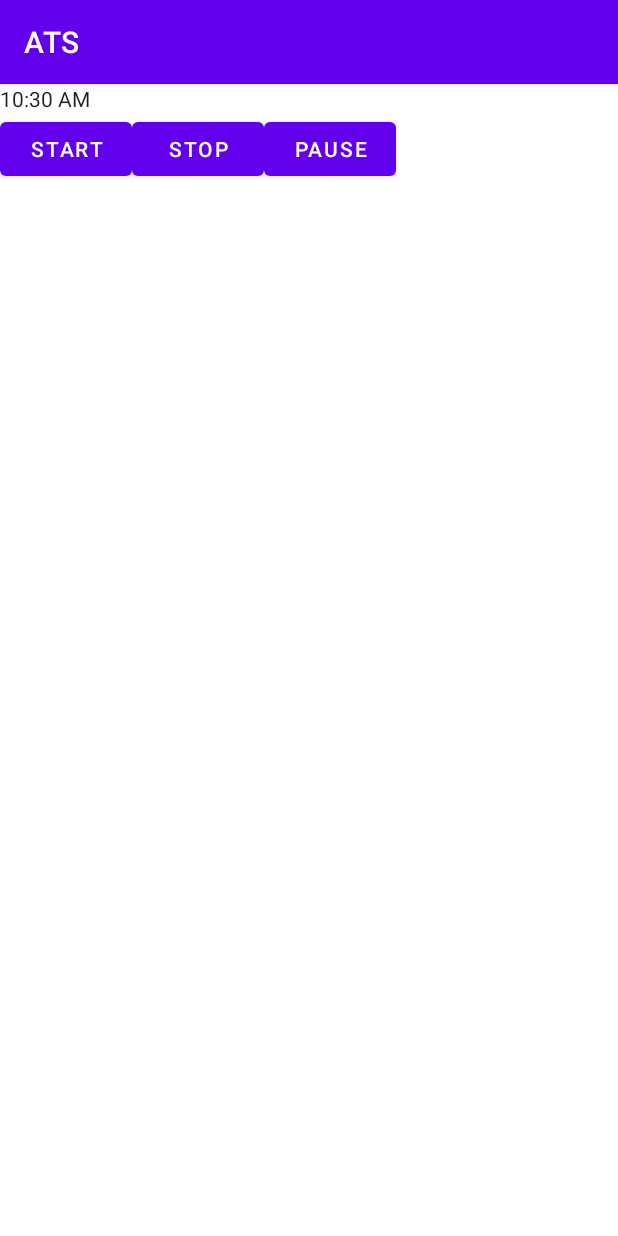
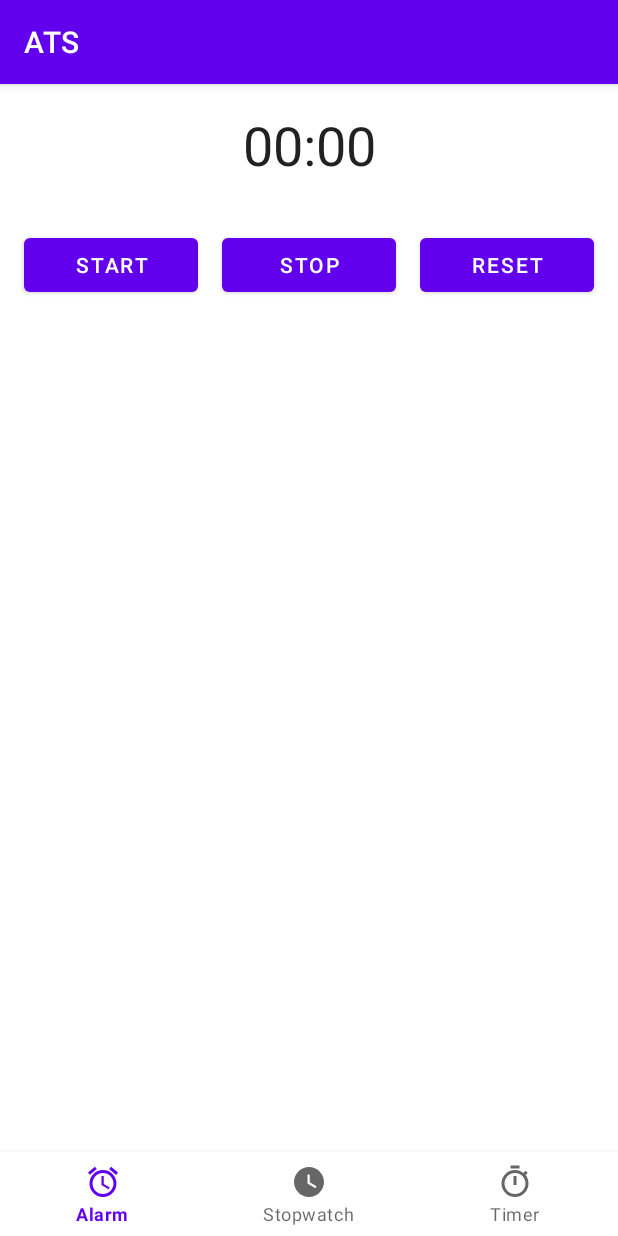
Before and after one commit to E1ko0o/ATS, an Android app: the screen it shows after launch (MainActivity), on a phone screen of 412 x 824 dp. Run offline under Robolectric (Android 15) with nearby library versions, the phone set to English and light mode, and no system bars.

Commit message:
Big update: bottom nav, stopwatch, binding in activity

```diff
--- a/app/src/main/AndroidManifest.xml
+++ b/app/src/main/AndroidManifest.xml
@@ -1,7 +1,7 @@
 <?xml version="1.0" encoding="utf-8"?>
 <manifest xmlns:android="http://schemas.android.com/apk/res/android"
     xmlns:tools="http://schemas.android.com/tools"
-    package="com.e1ko0o.android.ats">
+    package="com.e1ko0o.android.ats" >
 
     <application
         android:allowBackup="true"
@@ -12,10 +12,10 @@
         android:roundIcon="@mipmap/ic_launcher_round"
         android:supportsRtl="true"
         android:theme="@style/Theme.ATS"
-        tools:targetApi="31">
+        tools:targetApi="31" >
         <activity
             android:name=".MainActivity"
-            android:exported="true">
+            android:exported="true" >
             <intent-filter>
                 <action android:name="android.intent.action.MAIN" />
 
--- a/app/src/main/java/com/e1ko0o/android/ats/MainActivity.kt
+++ b/app/src/main/java/com/e1ko0o/android/ats/MainActivity.kt
@@ -2,23 +2,40 @@ package com.e1ko0o.android.ats
 
 import androidx.appcompat.app.AppCompatActivity
 import android.os.Bundle
+import androidx.fragment.app.Fragment
+import com.e1ko0o.android.ats.databinding.ActivityMainBinding
 import com.e1ko0o.android.ats.fragments.AlarmFragment
 import com.e1ko0o.android.ats.fragments.StopwatchFragment
 import com.e1ko0o.android.ats.fragments.TimerFragment
 
 class MainActivity : AppCompatActivity() {
+    private lateinit var binding: ActivityMainBinding
+    private lateinit var currentFragment: Fragment
+
     override fun onCreate(savedInstanceState: Bundle?) {
         super.onCreate(savedInstanceState)
-        setContentView(R.layout.activity_main)
+        binding = ActivityMainBinding.inflate(layoutInflater)
+        setContentView(binding.root)
 
-        val currentFragment = supportFragmentManager.findFragmentById(R.id.fragment_container)
-        if (currentFragment == null) {
-            val fragment = StopwatchFragment.newInstance()
-//            val fragment = TimerFragment.newInstance()
-//            val fragment = AlarmFragment.newInstance()
-            supportFragmentManager.beginTransaction()
-                .add(R.id.fragment_container, fragment)
-                .commit()
+        currentFragment = StopwatchFragment.newInstance() // @todo alarm
+        changeFragment()
+
+        binding.bottomNavView.setOnItemSelectedListener {
+            when(it.itemId) {
+                R.id.imAlarm -> currentFragment = AlarmFragment.newInstance()
+                R.id.imTimer -> currentFragment = TimerFragment.newInstance()
+                R.id.imStopwatch -> currentFragment = StopwatchFragment.newInstance()
+            }
+            changeFragment()
+            true
         }
     }
+
+    private fun changeFragment() {
+        supportFragmentManager.beginTransaction()
+            .replace(R.id.fragment_container, currentFragment)
+            .addToBackStack(null)
+            .commit()
+    }
+
 }
--- a/app/src/main/java/com/e1ko0o/android/ats/fragments/StopwatchFragment.kt
+++ b/app/src/main/java/com/e1ko0o/android/ats/fragments/StopwatchFragment.kt
@@ -20,15 +20,10 @@ class StopwatchFragment : Fragment(R.layout.fragment_stopwatch) {
         binding = FragmentStopwatchBinding.bind(view)
         viewModel = ViewModelProvider(this)[StopwatchViewModel::class.java]
 
-        binding.btnStart.setOnClickListener { viewModel.start() }
-        binding.btnStop.setOnClickListener { viewModel.stop() }
-        binding.btnPause.setOnClickListener { viewModel.pause() }
-
-        viewModel.liveData.observe(viewLifecycleOwner) {
-            binding.textClock.text = it
-        }
+        binding.btnStart.setOnClickListener { viewModel.start(binding.chronometer) }
+        binding.btnPause.setOnClickListener { viewModel.pause(binding.chronometer) }
+        binding.btnReset.setOnClickListener { viewModel.reset(binding.chronometer) }
     }
-
 
     override fun onCreateView(
         inflater: LayoutInflater,
@@ -38,7 +33,6 @@ class StopwatchFragment : Fragment(R.layout.fragment_stopwatch) {
         return inflater.inflate(R.layout.fragment_stopwatch, container, false)
     }
 
-
     companion object {
         fun newInstance(): StopwatchFragment {
             return StopwatchFragment()
--- a/app/src/main/java/com/e1ko0o/android/ats/viewModels/StopwatchViewModel.kt
+++ b/app/src/main/java/com/e1ko0o/android/ats/viewModels/StopwatchViewModel.kt
@@ -1,35 +1,28 @@
 package com.e1ko0o.android.ats.viewModels
 
-import android.util.Log
-import androidx.lifecycle.MutableLiveData
-import androidx.lifecycle.ViewModel
-import java.text.DateFormat
-import java.util.*
+import android.app.Application
+import android.os.SystemClock
+import android.widget.Chronometer
+import androidx.lifecycle.AndroidViewModel
 
-const val TAG = "e1ko0o.log"
+class StopwatchViewModel(application: Application) : AndroidViewModel(application) {
+    private var startTime: Long = 0
+    private var pauseTime: Long = 0
 
-class StopwatchViewModel : ViewModel() {
-    val liveData = MutableLiveData<String>() // @todo maybe you should use Date or Time or Timestamp
-    private var startTime: Date = Date()
-    private var endTime: Date = Date()
-    private var pauseTime: Date = Date()
-
-    fun start() {
-        val hms = DateFormat.getTimeInstance()
-        val date = DateFormat.getDateInstance()
-        val fullDateTime = Calendar.getInstance().time
-        val millis = Calendar.getInstance().timeInMillis
-        Log.d("$TAG hms", hms.format(Date()))
-        Log.d("$TAG date", date.format(Date()))
-        Log.d("$TAG fullDateTime", fullDateTime.toString())
-        Log.d("$TAG millis", millis.toString())
+    fun start(chronometer: Chronometer) {
+        startTime = SystemClock.elapsedRealtime()
+        chronometer.base = SystemClock.elapsedRealtime() + pauseTime
+        chronometer.start()
     }
 
-    fun stop() {
 
+    fun pause(chronometer: Chronometer) {
+        pauseTime = chronometer.base - SystemClock.elapsedRealtime()
+        chronometer.stop()
     }
 
-    fun pause() {
-
+    fun reset(chronometer: Chronometer) {
+        chronometer.base = SystemClock.elapsedRealtime()
+        chronometer.stop()
     }
 }
--- /dev/null
+++ b/app/src/main/res/drawable/ic_alarm.xml
@@ -0,0 +1,5 @@
+<vector android:height="24dp" android:tint="#000000"
+    android:viewportHeight="24" android:viewportWidth="24"
+    android:width="24dp" xmlns:android="http://schemas.android.com/apk/res/android">
+    <path android:fillColor="@android:color/white" android:pathData="M22,5.72l-4.6,-3.86 -1.29,1.53 4.6,3.86L22,5.72zM7.88,3.39L6.6,1.86 2,5.71l1.29,1.53 4.59,-3.85zM12.5,8L11,8v6l4.75,2.85 0.75,-1.23 -4,-2.37L12.5,8zM12,4c-4.97,0 -9,4.03 -9,9s4.02,9 9,9c4.97,0 9,-4.03 9,-9s-4.03,-9 -9,-9zM12,20c-3.87,0 -7,-3.13 -7,-7s3.13,-7 7,-7 7,3.13 7,7 -3.13,7 -7,7z"/>
+</vector>
--- /dev/null
+++ b/app/src/main/res/drawable/ic_stopwatch.xml
@@ -0,0 +1,5 @@
+<vector android:height="24dp" android:tint="#000000"
+    android:viewportHeight="24" android:viewportWidth="24"
+    android:width="24dp" xmlns:android="http://schemas.android.com/apk/res/android">
+    <path android:fillColor="@android:color/white" android:pathData="M12,2C6.5,2 2,6.5 2,12s4.5,10 10,10s10,-4.5 10,-10S17.5,2 12,2zM16.2,16.2L11,13V7h1.5v5.2l4.5,2.7L16.2,16.2z"/>
+</vector>
--- /dev/null
+++ b/app/src/main/res/drawable/ic_timer.xml
@@ -0,0 +1,5 @@
+<vector android:height="24dp" android:tint="#000000"
+    android:viewportHeight="24" android:viewportWidth="24"
+    android:width="24dp" xmlns:android="http://schemas.android.com/apk/res/android">
+    <path android:fillColor="@android:color/white" android:pathData="M15,1L9,1v2h6L15,1zM11,14h2L13,8h-2v6zM19.03,7.39l1.42,-1.42c-0.43,-0.51 -0.9,-0.99 -1.41,-1.41l-1.42,1.42C16.07,4.74 14.12,4 12,4c-4.97,0 -9,4.03 -9,9s4.02,9 9,9 9,-4.03 9,-9c0,-2.12 -0.74,-4.07 -1.97,-5.61zM12,20c-3.87,0 -7,-3.13 -7,-7s3.13,-7 7,-7 7,3.13 7,7 -3.13,7 -7,7z"/>
+</vector>
--- a/app/src/main/res/layout/activity_main.xml
+++ b/app/src/main/res/layout/activity_main.xml
@@ -1,5 +1,24 @@
 <?xml version="1.0" encoding="utf-8"?>
-<FrameLayout xmlns:android="http://schemas.android.com/apk/res/android"
-    android:id="@+id/fragment_container"
+<androidx.constraintlayout.widget.ConstraintLayout xmlns:android="http://schemas.android.com/apk/res/android"
+    xmlns:app="http://schemas.android.com/apk/res-auto"
     android:layout_width="match_parent"
-    android:layout_height="match_parent"/>
+    android:layout_height="match_parent">
+
+    <FrameLayout
+        android:id="@+id/fragment_container"
+        android:layout_width="match_parent"
+        android:layout_height="0dp"
+        app:layout_constraintBottom_toTopOf="@+id/bottomNavView"
+        app:layout_constraintStart_toStartOf="parent"
+        app:layout_constraintTop_toTopOf="parent" />
+
+    <com.google.android.material.bottomnavigation.BottomNavigationView
+        android:id="@+id/bottomNavView"
+        android:layout_width="match_parent"
+        android:layout_height="wrap_content"
+        app:layout_constraintBottom_toBottomOf="parent"
+        app:layout_constraintEnd_toEndOf="parent"
+        app:layout_constraintStart_toStartOf="parent"
+        app:menu="@menu/bottom_nav_menu" />
+
+</androidx.constraintlayout.widget.ConstraintLayout>
--- a/app/src/main/res/layout/fragment_stopwatch.xml
+++ b/app/src/main/res/layout/fragment_stopwatch.xml
@@ -4,10 +4,14 @@
     android:layout_height="match_parent"
     android:orientation="vertical">
 
-    <TextClock
-        android:id="@+id/textClock"
-        android:layout_width="wrap_content"
-        android:layout_height="wrap_content" />
+    <Chronometer
+        android:id="@+id/chronometer"
+        android:layout_width="match_parent"
+        android:layout_height="wrap_content"
+        android:layout_margin="16dp"
+        android:textAlignment="center"
+        android:textSize="36sp"
+        />
 
     <LinearLayout
         android:layout_width="match_parent"
@@ -16,20 +20,35 @@
 
         <Button
             android:id="@+id/btnStart"
-            android:layout_width="wrap_content"
+            android:layout_width="0dp"
             android:layout_height="wrap_content"
-            android:text="@string/start"/>
+            android:layout_marginStart="16dp"
+            android:layout_marginTop="16dp"
+            android:layout_marginEnd="8dp"
+            android:layout_marginBottom="16dp"
+            android:layout_weight="1"
+            android:text="@string/start" />
 
         <Button
-            android:id="@+id/btnStop"
-            android:layout_width="wrap_content"
+            android:id="@+id/btn_pause"
+            android:layout_width="0dp"
             android:layout_height="wrap_content"
-            android:text="@string/stop"/>
+            android:layout_marginStart="8dp"
+            android:layout_marginTop="16dp"
+            android:layout_marginEnd="8dp"
+            android:layout_marginBottom="16dp"
+            android:layout_weight="1"
+            android:text="@string/stop" />
 
         <Button
-            android:id="@+id/btnPause"
-            android:layout_width="wrap_content"
+            android:id="@+id/btnReset"
+            android:layout_width="0dp"
             android:layout_height="wrap_content"
-            android:text="@string/pause"/>
+            android:layout_marginStart="8dp"
+            android:layout_marginTop="16dp"
+            android:layout_marginEnd="16dp"
+            android:layout_marginBottom="16dp"
+            android:layout_weight="1"
+            android:text="@string/reset" />
     </LinearLayout>
 </LinearLayout>
--- /dev/null
+++ b/app/src/main/res/menu/bottom_nav_menu.xml
@@ -0,0 +1,17 @@
+<?xml version="1.0" encoding="utf-8"?>
+<menu xmlns:android="http://schemas.android.com/apk/res/android">
+
+    <item
+        android:id="@+id/imAlarm"
+        android:icon="@drawable/ic_alarm"
+        android:title="@string/alarm" />
+    <item
+        android:id="@+id/imStopwatch"
+        android:icon="@drawable/ic_stopwatch"
+        android:title="@string/stopwatch" />
+    <item
+        android:id="@+id/imTimer"
+        android:icon="@drawable/ic_timer"
+        android:title="@string/timer" />
+
+</menu>
--- a/app/src/main/res/values/strings.xml
+++ b/app/src/main/res/values/strings.xml
@@ -3,4 +3,13 @@
     <string name="start">Start</string>
     <string name="stop">Stop</string>
     <string name="pause">Pause</string>
+    <string name="reset">Reset</string>
+    <string name="start_time">00:00:00</string>
+    <string name="title_activity_main2">MainActivity2</string>
+    <string name="title_home">Home</string>
+    <string name="title_dashboard">Dashboard</string>
+    <string name="title_notifications">Notifications</string>
+    <string name="stopwatch">Stopwatch</string>
+    <string name="timer">Timer</string>
+    <string name="alarm">Alarm</string>
 </resources>
```
Also changed, not shown: app/build.gradle (+7 -4 lines), app/src/main/java/com/e1ko0o/android/ats/fragments/TimerFragment.kt (+30 -1 lines), app/src/main/res/drawable/ic_dashboard_black_24dp.xml (added, +9 -0 lines), app/src/main/res/drawable/ic_home_black_24dp.xml (added, +9 -0 lines), app/src/main/res/drawable/ic_notifications_black_24dp.xml (added, +9 -0 lines), 3 other files.
